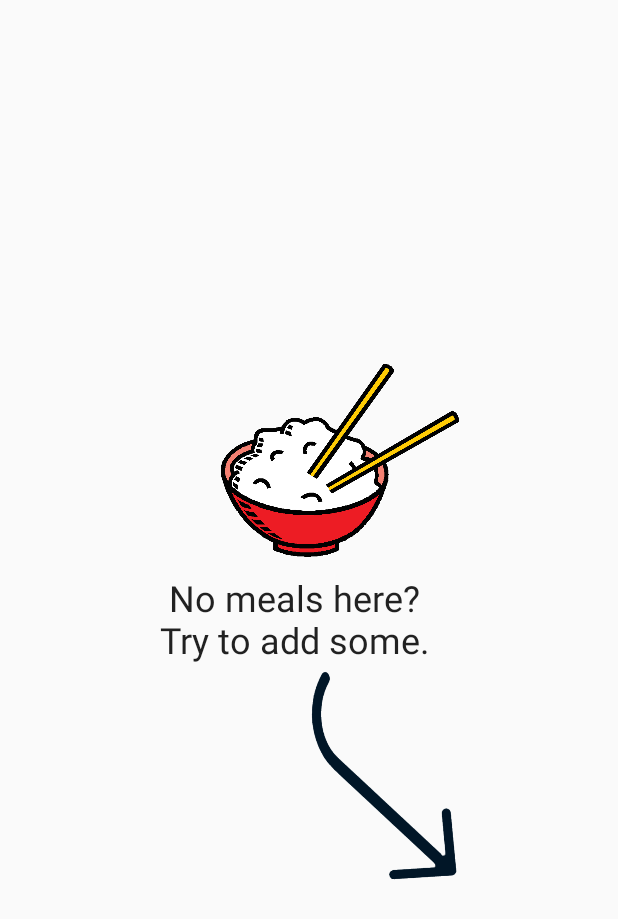
After one commit to elderanakain/DailyDish, an Android app: the layout layout_meal_empty.xml on its own in the app's theme, with its tools: preview values and no code run, on a phone screen of 412 x 824 dp. The commit adds this screen. Shown: the top 919 px of the screen. Run offline under Robolectric (Android 15) with nearby library versions, the phone set to English and light mode, and no system bars; Roboto replaces fonts that are not available here.

Commit message:
dd-50 Add empty screen to tabs (#56)

```diff
--- a/app/src/main/java/io/krugosvet/dailydish/android/mainScreen/ForTodayFragment.kt
+++ b/app/src/main/java/io/krugosvet/dailydish/android/mainScreen/ForTodayFragment.kt
@@ -2,7 +2,7 @@ package io.krugosvet.dailydish.android.mainScreen
 
 import android.os.Bundle
 
-class ForTodayFragment: MealListPageFragment() {
+class ForTodayFragment : MealListPageFragment() {
 
     companion object {
         fun newInstance(pageTitle: String) = ForTodayFragment().apply {
--- /dev/null
+++ b/app/src/main/res/layout/layout_meal_empty.xml
@@ -0,0 +1,44 @@
+<?xml version="1.0" encoding="utf-8"?>
+<android.support.constraint.ConstraintLayout xmlns:android="http://schemas.android.com/apk/res/android"
+    xmlns:app="http://schemas.android.com/apk/res-auto"
+    android:id="@+id/emptyLayout"
+    android:layout_width="match_parent"
+    android:layout_height="match_parent"
+    android:layout_gravity="center">
+
+    <LinearLayout
+        android:layout_width="wrap_content"
+        android:layout_height="wrap_content"
+        android:orientation="vertical"
+        app:layout_constraintBottom_toBottomOf="parent"
+        app:layout_constraintEnd_toEndOf="parent"
+        app:layout_constraintStart_toStartOf="parent"
+        app:layout_constraintTop_toTopOf="parent">
+
+        <ImageButton
+            android:id="@+id/emptyLayoutImage"
+            android:layout_width="200dp"
+            android:layout_height="150dp"
+            android:layout_gravity="center"
+            android:background="@null"
+            android:scaleType="centerInside"
+            android:src="@drawable/empty_image" />
+
+        <TextView
+            android:id="@+id/emptyLayoutText"
+            style="@style/TitleTextView"
+            android:layout_width="wrap_content"
+            android:layout_height="wrap_content"
+            android:textAlignment="center"
+            android:text="@string/layout_empty_text" />
+
+        <ImageButton
+            android:layout_width="100dp"
+            android:layout_height="150dp"
+            android:layout_gravity="end"
+            android:background="@null"
+            android:scaleType="centerInside"
+            android:src="@drawable/empty_layout_arrow"/>
+
+    </LinearLayout>
+</android.support.constraint.ConstraintLayout>
--- a/app/src/main/res/values/strings.xml
+++ b/app/src/main/res/values/strings.xml
@@ -26,4 +26,5 @@
     <string name="sign_out">Sign out</string>
     <string name="sign_up">Sign up</string>
     <string name="sign_in">Sign in</string>
+  <string name="layout_empty_text">No meals here?\nTry to add some.</string>
 </resources>
```
Also changed, not shown: app/src/main/java/io/krugosvet/dailydish/android/mainScreen/MealListAdapter.kt (+18 -4 lines), app/src/main/java/io/krugosvet/dailydish/android/mainScreen/MealListPageFragment.kt (+25 -5 lines), app/src/main/java/io/krugosvet/dailydish/android/mainScreen/StartupActivity.kt (+1 -15 lines), app/src/main/java/io/krugosvet/dailydish/android/utils/RealmManager.kt (+24 -6 lines), app/src/main/res/layout/fragment_meal_list.xml (+12 -8 lines), app/src/main/res/drawable/empty_image.png (added), app/src/main/res/drawable/empty_layout_arrow.png (added).
